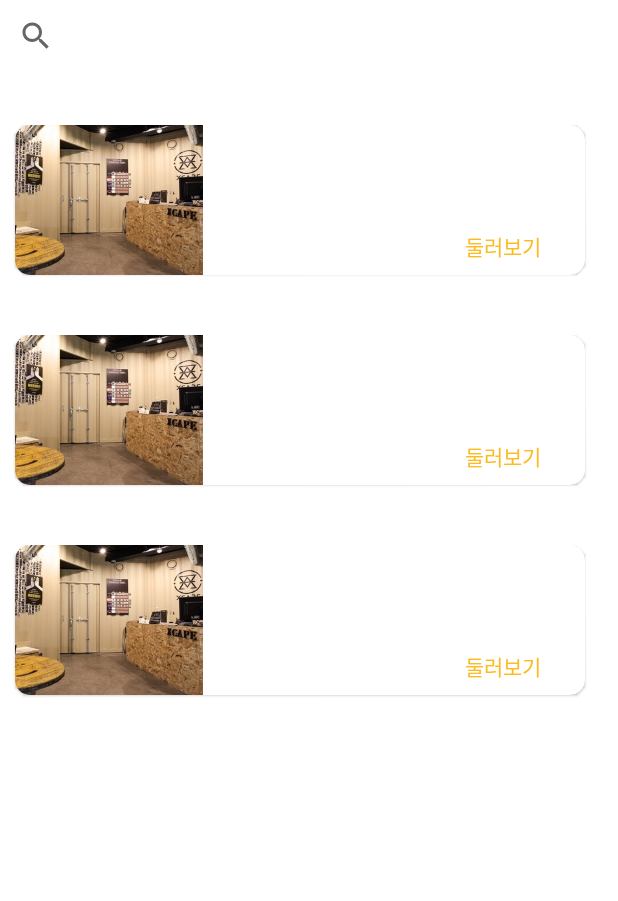
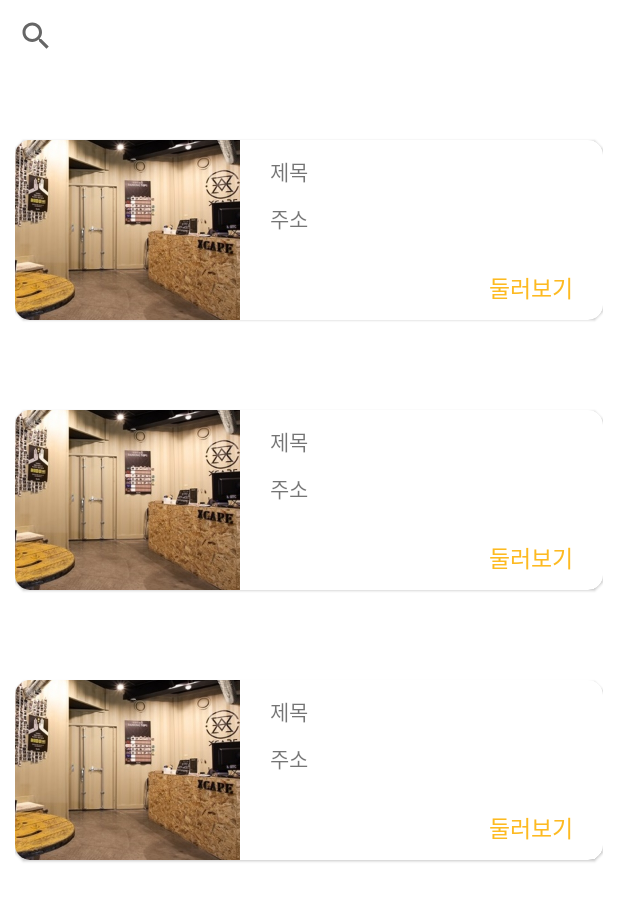
Before and after one commit to bangtalchul/btc_android, an Android app: the layout fragment_search.xml on its own in the app's theme, with its tools: preview values and no code run, on a phone screen of 412 x 824 dp. Shown: the top 901 px of the screen. Run offline under Robolectric (Android 15) with nearby library versions, the phone set to English and light mode, and no system bars.

Commit message:
:lipstick: UI 수정

```diff
--- a/app/src/main/res/layout/comment_item.xml
+++ b/app/src/main/res/layout/comment_item.xml
@@ -63,8 +63,8 @@
                             android:layout_width="wrap_content"
                             android:layout_height="wrap_content"
                             android:maxLength="30"
+                            android:text="20220825 14:23"
                             android:textColor="@color/black"
-                            android:text="20220825 14:23"
                             android:textSize="10dp" />
 
 
--- a/app/src/main/res/layout/fragment_home.xml
+++ b/app/src/main/res/layout/fragment_home.xml
@@ -2,14 +2,9 @@
 <layout xmlns:android="http://schemas.android.com/apk/res/android"
     xmlns:app="http://schemas.android.com/apk/res-auto"
     xmlns:tools="http://schemas.android.com/tools">
-    <ScrollView
-        android:layout_width="match_parent"
-        android:layout_height="match_parent"
-        android:layout_marginBottom="50dp">
-
     <LinearLayout
         android:layout_width="match_parent"
-            android:layout_height="match_parent"
+        android:layout_height="wrap_content"
         android:orientation="vertical">
 
         <TextView
@@ -22,6 +17,17 @@
             android:textSize="25sp"
             android:gravity="center_vertical"
             />
+
+        <ScrollView
+            android:layout_width="match_parent"
+            android:layout_height="match_parent">
+
+            <LinearLayout
+                android:layout_width="match_parent"
+                android:layout_height="match_parent"
+                android:orientation="vertical">
+
+
 
                 <TextView
                     android:layout_width="wrap_content"
@@ -91,9 +97,13 @@
                     android:layout_width="wrap_content"
                     android:layout_height="wrap_content"
                     app:layoutManager="androidx.recyclerview.widget.LinearLayoutManager"
-                tools:listitem="@layout/main_item" />
+                    tools:listitem="@layout/main_item"
+                    android:layout_marginBottom="20dp"/>
 
             </LinearLayout>
         </ScrollView>
 
+    </LinearLayout>
+
+
 </layout>
--- a/app/src/main/res/layout/fragment_search.xml
+++ b/app/src/main/res/layout/fragment_search.xml
@@ -6,8 +6,7 @@
     <LinearLayout
         android:layout_width="match_parent"
         android:layout_height="match_parent"
-        android:orientation="vertical"
-        android:layout_marginBottom="50dp">
+        android:orientation="vertical">
 
         <androidx.appcompat.widget.SearchView
             android:id="@+id/search_view"
--- a/app/src/main/res/layout/store_item.xml
+++ b/app/src/main/res/layout/store_item.xml
@@ -1,55 +1,90 @@
 <?xml version="1.0" encoding="utf-8"?>
-<androidx.constraintlayout.widget.ConstraintLayout
-    xmlns:android="http://schemas.android.com/apk/res/android"
-    xmlns:tools="http://schemas.android.com/tools"
-    android:layout_width="400dp"
-    android:layout_height="120dp"
-    android:layout_marginTop="20dp"
-    >
+<androidx.constraintlayout.widget.ConstraintLayout xmlns:android="http://schemas.android.com/apk/res/android"
+    xmlns:app="http://schemas.android.com/apk/res-auto"
+    android:id="@+id/item_board_background_layout"
+    android:layout_width="match_parent"
+    android:layout_height="wrap_content"
+    android:padding="10dp">
 
     <androidx.cardview.widget.CardView
         xmlns:card_view="http://schemas.android.com/apk/res-auto"
-        android:layout_gravity="center"
+        android:id="@+id/board_cardview"
         android:layout_width="match_parent"
-        android:layout_height="match_parent"
+        android:layout_height="wrap_content"
         card_view:cardCornerRadius="10dp"
         card_view:cardElevation="1dp"
-        android:layout_marginRight="10dp"
-        android:layout_marginLeft="10dp"
-        tools:ignore="MissingConstraints"
-        android:layout_marginBottom="20dp"
-        >
+        app:layout_constraintTop_toTopOf="parent"
+        app:layout_constraintBottom_toBottomOf="parent"
+        app:layout_constraintStart_toStartOf="parent"
+        app:layout_constraintEnd_toEndOf="parent"
+        android:elevation="4dp"
+        android:layout_marginTop="20dp"
+        android:layout_marginBottom="20dp">
 
-        <ImageView
-            android:id="@+id/photo_url"
-            android:layout_width="160dp"
-            android:layout_height="match_parent"
-            android:src="@drawable/store3"
-            android:scaleType="fitStart"
-            />
-        <TextView
-            android:id="@+id/name"
+        <LinearLayout
             android:layout_width="match_parent"
-            android:layout_height="match_parent"
-            android:layout_marginTop="5dp"
-            android:layout_marginLeft="150dp"
-            android:textColor="@color/black"
-            />
-        <TextView
-            android:id="@+id/address"
-            android:layout_width="match_parent"
-            android:layout_height="match_parent"
-            android:layout_marginTop="35dp"
-            android:layout_marginLeft="150dp"
-            />
-        <TextView
-            android:layout_width="match_parent"
-            android:layout_height="match_parent"
-            android:textColor="@color/main_yellow"
-            android:layout_marginTop="70dp"
-            android:layout_marginLeft="300dp"
-            android:text="둘러보기"/>
+            android:layout_height="wrap_content"
+            android:orientation="horizontal">
 
+
+            <ImageView
+                android:id="@+id/imageView"
+                android:layout_width="150dp"
+                android:layout_height="wrap_content"
+                android:adjustViewBounds="true"
+                android:scaleType="centerInside"
+                app:srcCompat="@drawable/store3" />
+
+
+            <RelativeLayout
+                android:layout_width="match_parent"
+                android:layout_height="match_parent"
+                android:layout_marginLeft="20dp"
+                android:layout_marginTop="10dp"
+                android:orientation="vertical">
+
+                <LinearLayout
+                    android:layout_width="match_parent"
+                    android:layout_height="wrap_content"
+                    android:orientation="vertical">
+
+                    <TextView
+                        android:id="@+id/name"
+                        android:layout_width="wrap_content"
+                        android:layout_height="wrap_content"
+                        android:layout_alignParentTop="true"
+                        android:layout_gravity="start"
+                        android:layout_marginEnd="14dp"
+                        android:text="제목" />
+
+                    <TextView
+                        android:id="@+id/address"
+                        android:layout_width="wrap_content"
+                        android:layout_height="wrap_content"
+                        android:layout_marginTop="10dp"
+                        android:text="주소" />
+
+                </LinearLayout>
+
+
+                <TextView
+                    android:id="@+id/comment_delete_text_button"
+                    android:layout_width="wrap_content"
+                    android:layout_height="wrap_content"
+                    android:layout_marginRight="20dp"
+                    android:layout_marginBottom="10dp"
+                    android:layout_alignParentEnd="true"
+                    android:layout_alignParentBottom="true"
+                    android:layout_gravity="end"
+                    android:fontFamily="@font/bold"
+                    android:text="둘러보기"
+                    android:textColor="@color/main_yellow"
+                    android:textSize="15dp" />
+
+            </RelativeLayout>
+
+        </LinearLayout>
     </androidx.cardview.widget.CardView>
 
+
 </androidx.constraintlayout.widget.ConstraintLayout>
--- a/app/src/main/res/values-night/themes.xml
+++ b/app/src/main/res/values-night/themes.xml
@@ -4,11 +4,11 @@
         <!-- Primary brand color. -->
         <item name="colorPrimary">@color/main_yellow</item>
         <item name="colorPrimaryVariant">@color/main_yellow</item>
-        <item name="colorOnPrimary">@color/black</item>
+        <item name="colorOnPrimary">@color/white</item>
         <!-- Secondary brand color. -->
         <item name="colorSecondary">@color/teal_200</item>
-        <item name="colorSecondaryVariant">@color/teal_200</item>
-        <item name="colorOnSecondary">@color/black</item>
+        <item name="colorSecondaryVariant">@color/teal_700</item>
+        <item name="colorOnSecondary">@color/white</item>
         <!-- Status bar color. -->
         <item name="android:statusBarColor" tools:targetApi="l">?attr/colorPrimaryVariant</item>
         <!-- Customize your theme here. -->
@@ -16,7 +16,16 @@
     </style>
 
     <style name="ThemeOverlay.Bangtalchul.FullscreenContainer" parent="">
-        <item name="fullscreenBackgroundColor">@color/light_blue_900</item>
-        <item name="fullscreenTextColor">@color/light_blue_A400</item>
+        <item name="fullscreenBackgroundColor">@color/light_blue_600</item>
+        <item name="fullscreenTextColor">@color/light_blue_A200</item>
     </style>
+
+    <style name="Theme.Bangtalchul.NoActionBar">
+        <item name="windowActionBar">false</item>
+        <item name="windowNoTitle">true</item>
+    </style>
+
+    <style name="Theme.Bangtalchul.AppBarOverlay" parent="ThemeOverlay.AppCompat.Dark.ActionBar" />
+
+    <style name="Theme.Bangtalchul.PopupOverlay" parent="ThemeOverlay.AppCompat.Light" />
 </resources>
--- a/app/src/main/res/values/styles.xml
+++ b/app/src/main/res/values/styles.xml
@@ -17,6 +17,5 @@
 
     <style name="mypage_text" parent="">
         <item name = "android:textSize">15dp</item>
-        <item name = "android:textColor">@color/teal_200</item>
     </style>
 </resources>
```
Lines whose indentation alone changed are shown as unchanged.
